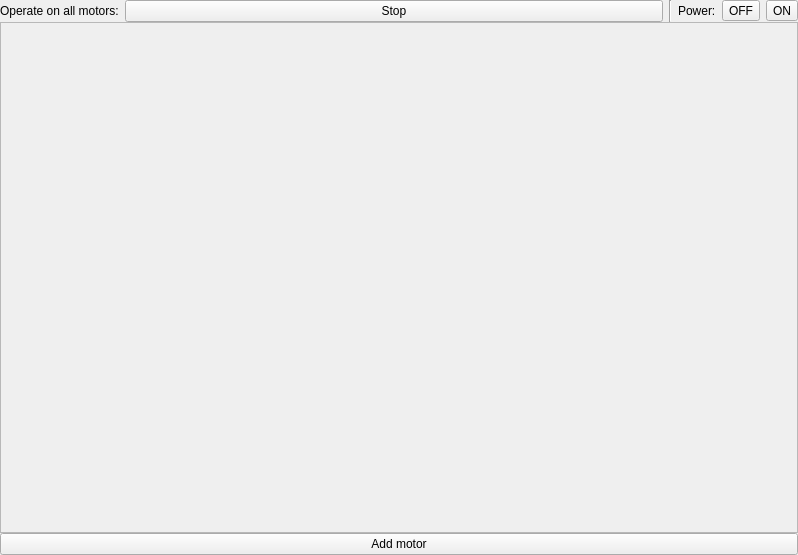
The window that motorstack/motorstack.ui (AustralianSynchrotron/motorcontrol) describes before a commit, drawn with Qt 5.
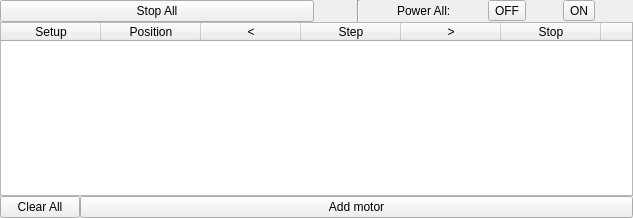
The same window after the commit.

Diff of the .ui file:
```diff
--- a/motorstack/motorstack.ui
+++ b/motorstack/motorstack.ui
@@ -6,10 +6,16 @@
    <rect>
     <x>0</x>
     <y>0</y>
-    <width>798</width>
-    <height>555</height>
+    <width>633</width>
+    <height>218</height>
    </rect>
   </property>
+  <property name="sizePolicy">
+   <sizepolicy hsizetype="Minimum" vsizetype="Preferred">
+    <horstretch>0</horstretch>
+    <verstretch>0</verstretch>
+   </sizepolicy>
+  </property>
   <property name="windowTitle">
    <string>Form</string>
   </property>
@@ -22,30 +28,38 @@
    </property>
    <item>
     <widget class="QWidget" name="widget" native="true">
+     <property name="sizePolicy">
+      <sizepolicy hsizetype="Minimum" vsizetype="Preferred">
+       <horstretch>0</horstretch>
+       <verstretch>0</verstretch>
+      </sizepolicy>
+     </property>
      <layout class="QHBoxLayout" name="horizontalLayout">
       <property name="margin">
        <number>0</number>
       </property>
-      <item>
-       <widget class="QLabel" name="label_">
-        <property name="sizePolicy">
-         <sizepolicy hsizetype="Fixed" vsizetype="Preferred">
-          <horstretch>0</horstretch>
-          <verstretch>0</verstretch>
-         </sizepolicy>
-        </property>
-        <property name="text">
-         <string>Operate on all motors:</string>
-        </property>
-       </widget>
-      </item>
       <item>
        <widget class="QPushButton" name="stopAll">
         <property name="text">
-         <string>Stop</string>
+         <string>Stop All</string>
         </property>
        </widget>
       </item>
+      <item>
+       <widget class="QWidget" name="powerW" native="true">
+        <property name="sizePolicy">
+         <sizepolicy hsizetype="Minimum" vsizetype="Preferred">
+          <horstretch>0</horstretch>
+          <verstretch>0</verstretch>
+         </sizepolicy>
+        </property>
+        <layout class="QHBoxLayout" name="horizontalLayout_3">
+         <property name="spacing">
+          <number>0</number>
+         </property>
+         <property name="margin">
+          <number>0</number>
+         </property>
       <item>
        <widget class="Line" name="line">
         <property name="orientation">
@@ -62,7 +76,7 @@
          </sizepolicy>
         </property>
         <property name="text">
-         <string>Power:</string>
+            <string>Power All:</string>
         </property>
        </widget>
       </item>
@@ -83,82 +97,120 @@
      </layout>
     </widget>
    </item>
+     </layout>
+    </widget>
+   </item>
    <item>
-    <widget class="QScrollArea" name="scrollArea">
+    <widget class="QTableWidget" name="table">
      <property name="sizePolicy">
       <sizepolicy hsizetype="Minimum" vsizetype="Expanding">
        <horstretch>0</horstretch>
        <verstretch>0</verstretch>
       </sizepolicy>
      </property>
-     <property name="frameShape">
-      <enum>QFrame::StyledPanel</enum>
-     </property>
-     <property name="horizontalScrollBarPolicy">
-      <enum>Qt::ScrollBarAsNeeded</enum>
-     </property>
-     <property name="widgetResizable">
-      <bool>true</bool>
-     </property>
-     <widget class="QWidget" name="scrollAreaWidgetContents_original">
-      <property name="geometry">
-       <rect>
-        <x>0</x>
-        <y>0</y>
-        <width>792</width>
-        <height>491</height>
-       </rect>
-      </property>
-      <property name="sizePolicy">
-       <sizepolicy hsizetype="Minimum" vsizetype="Minimum">
-        <horstretch>0</horstretch>
-        <verstretch>0</verstretch>
-       </sizepolicy>
-      </property>
-      <layout class="QVBoxLayout" name="verticalLayout_3">
-       <property name="spacing">
-        <number>0</number>
-       </property>
-       <property name="margin">
-        <number>0</number>
-       </property>
-       <item>
-        <widget class="QWidget" name="scrollAreaWidgetContents" native="true">
-         <layout class="QGridLayout" name="scrollLayout">
-          <property name="margin">
-           <number>0</number>
-          </property>
-          <property name="spacing">
-           <number>0</number>
-          </property>
-         </layout>
-        </widget>
-       </item>
-       <item>
-        <spacer name="verticalSpacer">
-         <property name="orientation">
-          <enum>Qt::Vertical</enum>
-         </property>
-         <property name="sizeHint" stdset="0">
+     <property name="minimumSize">
           <size>
-           <width>20</width>
-           <height>40</height>
-          </size>
-         </property>
-        </spacer>
-       </item>
-      </layout>
-     </widget>
+       <width>633</width>
+       <height>0</height>
+      </size>
+     </property>
+     <property name="lineWidth">
+      <number>0</number>
+     </property>
+     <property name="horizontalScrollBarPolicy">
+      <enum>Qt::ScrollBarAlwaysOff</enum>
+     </property>
+     <property name="editTriggers">
+      <set>QAbstractItemView::NoEditTriggers</set>
+     </property>
+     <property name="alternatingRowColors">
+      <bool>true</bool>
+     </property>
+     <property name="selectionMode">
+      <enum>QAbstractItemView::NoSelection</enum>
+     </property>
+     <property name="showGrid">
+      <bool>false</bool>
+     </property>
+     <column>
+      <property name="text">
+       <string>Setup</string>
+      </property>
+     </column>
+     <column>
+      <property name="text">
+       <string>Position</string>
+      </property>
+     </column>
+     <column>
+      <property name="text">
+       <string>&lt;</string>
+      </property>
+     </column>
+     <column>
+      <property name="text">
+       <string>Step</string>
+      </property>
+     </column>
+     <column>
+      <property name="text">
+       <string>&gt;</string>
+      </property>
+     </column>
+     <column>
+      <property name="text">
+       <string>Stop</string>
+      </property>
+     </column>
+     <column>
+      <property name="text">
+       <string>O</string>
+      </property>
+      <property name="toolTip">
+       <string>Power</string>
+      </property>
+     </column>
+    </widget>
+   </item>
+   <item>
+    <widget class="QWidget" name="manipulate" native="true">
+     <property name="sizePolicy">
+      <sizepolicy hsizetype="Minimum" vsizetype="Preferred">
+       <horstretch>0</horstretch>
+       <verstretch>0</verstretch>
+      </sizepolicy>
+     </property>
+     <layout class="QHBoxLayout" name="horizontalLayout_2">
+      <property name="spacing">
+       <number>0</number>
+      </property>
+      <property name="margin">
+       <number>0</number>
+      </property>
+      <item>
+       <widget class="QPushButton" name="clear">
+        <property name="text">
+         <string>Clear All</string>
+        </property>
     </widget>
    </item>
    <item>
     <widget class="QPushButton" name="add">
+        <property name="sizePolicy">
+         <sizepolicy hsizetype="Minimum" vsizetype="Fixed">
+          <horstretch>1</horstretch>
+          <verstretch>0</verstretch>
+         </sizepolicy>
+        </property>
      <property name="toolTip">
       <string>Add motor to the interface</string>
      </property>
      <property name="text">
       <string>Add motor</string>
      </property>
+       </widget>
+      </item>
+     </layout>
     </widget>
    </item>
   </layout>
```
Lines whose indentation alone changed are shown as unchanged.
